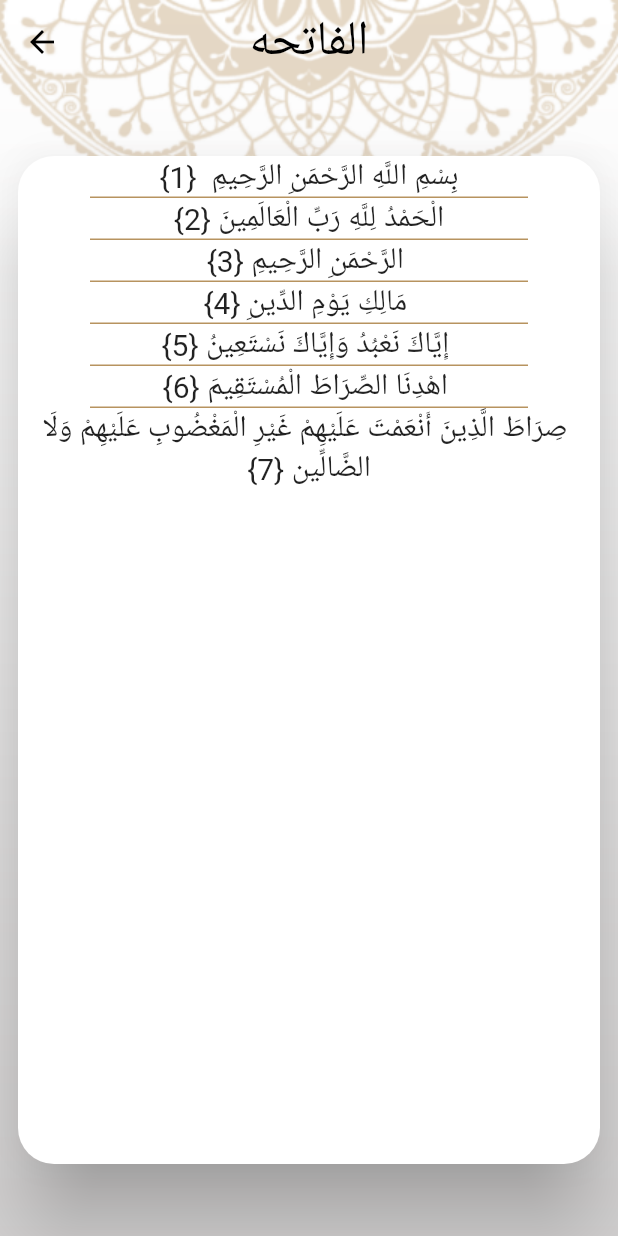
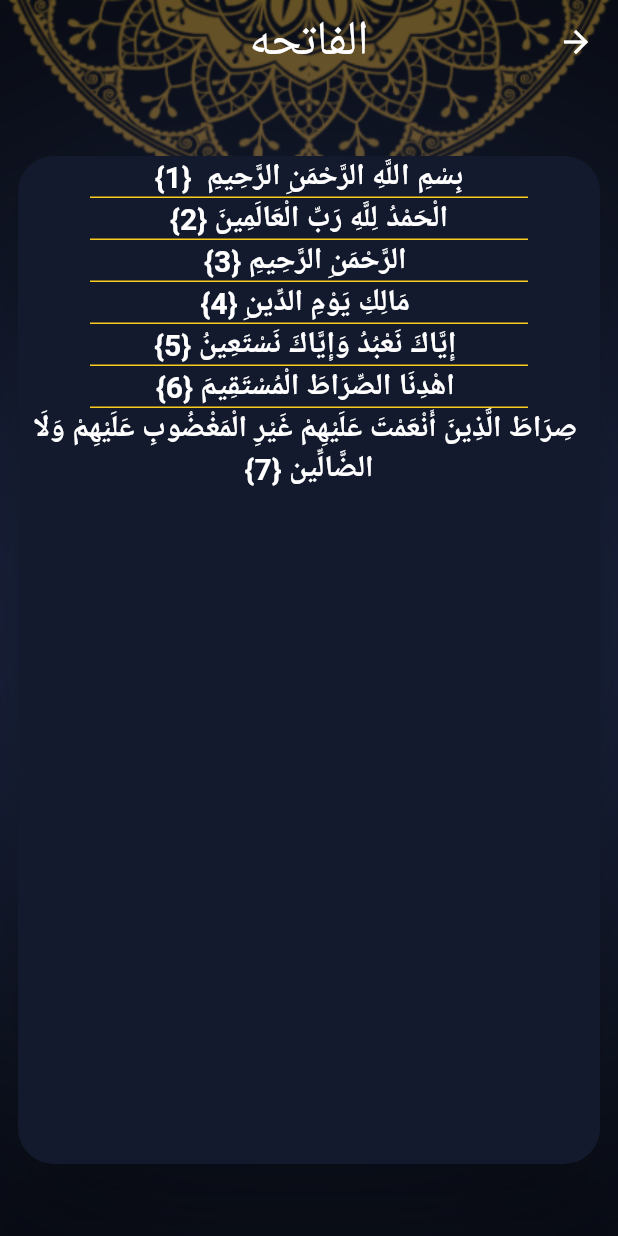
Before and after one commit to mohamednabiltraining/islami-c8-sun, a Flutter app: the screen it shows after launch, after a tap on "الفاتحه", on a phone screen of 412 x 824 dp. Run offline on Flutter 3.47's test engine with Material 2 defaults, Android fonts, the phone set to English and light mode, and no system bars; generated files the repository leaves out were written again.

Commit message:
+ localization % themeing chapter details & hadeth details

```diff
--- /dev/null
+++ b/l10n.yaml
@@ -0,0 +1,3 @@
+arb-dir: lib/l10n
+template-arb-file: app_en.arb
+output-localization-file: app_localizations.dart
--- a/lib/main.dart
+++ b/lib/main.dart
@@ -1,4 +1,6 @@
 import 'package:flutter/material.dart';
+import 'package:flutter_gen/gen_l10n/app_localizations.dart';
+import 'package:flutter_localizations/flutter_localizations.dart';
 import 'package:islami_c8_sun/ui/MyTheme.dart';
 import 'package:islami_c8_sun/ui/chapter_details/chapter_details.dart';
 import 'package:islami_c8_sun/ui/hadeth_details/hadeth_details_screen.dart';
@@ -15,8 +17,23 @@ class MyApplication extends StatelessWidget {
     return MaterialApp(
       theme: MyTheme.lightTheme,
       darkTheme: MyTheme.darkTheme,
-      themeMode: ThemeMode.light,
+      themeMode: ThemeMode.dark,
       initialRoute: SplashScreen.routeName,
+      localizationsDelegates: [
+        AppLocalizations.delegate, // Add this line
+        GlobalMaterialLocalizations.delegate,
+        GlobalWidgetsLocalizations.delegate,
+        GlobalCupertinoLocalizations.delegate,
+      ],
+      supportedLocales: [
+        Locale(
+          'en',
+        ), // English
+        Locale(
+          'ar',
+        ), // Spanish
+      ],
+      locale: Locale('ar'),
       routes: {
         SplashScreen.routeName: (buildContext) => SplashScreen(),
         HomeScreen.routeName: (buildContext) => HomeScreen(),
--- a/lib/ui/MyTheme.dart
+++ b/lib/ui/MyTheme.dart
@@ -6,12 +6,13 @@ class MyTheme {
   static const Color lightAccentColor = Color(0xFFB7935F);
   static const Color darkAccentColor = Color(0xFFFACC1D);
   static final ThemeData lightTheme = ThemeData(
+      cardColor: Colors.white,
       accentColor: lightPrimaryColor,
-      textTheme: TextTheme(
+      textTheme: const TextTheme(
           headline5: TextStyle(fontSize: 24, color: Colors.black),
           bodyText1: TextStyle(fontSize: 20, color: Colors.black)),
       progressIndicatorTheme:
-          ProgressIndicatorThemeData(color: lightPrimaryColor),
+          const ProgressIndicatorThemeData(color: lightPrimaryColor),
       primaryColor: lightPrimaryColor,
       scaffoldBackgroundColor: Colors.transparent,
       appBarTheme: const AppBarTheme(
@@ -21,13 +22,14 @@ class MyTheme {
           centerTitle: true,
           titleTextStyle: TextStyle(
               color: Colors.black, fontSize: 32, fontWeight: FontWeight.w500)),
-      bottomNavigationBarTheme: BottomNavigationBarThemeData(
+      bottomNavigationBarTheme: const BottomNavigationBarThemeData(
         backgroundColor: lightPrimaryColor,
         selectedItemColor: Colors.black,
         unselectedItemColor: Colors.white,
       ));
   static final ThemeData darkTheme = ThemeData(
-      textTheme: TextTheme(
+      cardColor: darkPrimaryColor,
+      textTheme: const TextTheme(
           headline5: TextStyle(fontSize: 24, color: Colors.white),
           bodyText1: TextStyle(fontSize: 20, color: Colors.white)),
       progressIndicatorTheme:
@@ -42,10 +44,10 @@ class MyTheme {
           centerTitle: true,
           titleTextStyle: TextStyle(
               color: Colors.white, fontSize: 32, fontWeight: FontWeight.w500)),
-      bottomNavigationBarTheme: BottomNavigationBarThemeData(
+      bottomNavigationBarTheme: const BottomNavigationBarThemeData(
         backgroundColor: darkPrimaryColor,
         selectedItemColor: darkAccentColor,
         unselectedItemColor: Colors.white,
       ));
-  static bool isDarkEnabled = false;
+  static bool isDarkEnabled = true;
 }
--- a/lib/ui/chapter_details/chapter_details.dart
+++ b/lib/ui/chapter_details/chapter_details.dart
@@ -1,5 +1,6 @@
 import 'package:flutter/material.dart';
 import 'package:flutter/services.dart';
+import 'package:islami_c8_sun/ui/MyTheme.dart';
 import 'package:islami_c8_sun/ui/chapter_details/verse_item.dart';
 
 class ChapterDetailsScreen extends StatefulWidget {
@@ -21,7 +22,9 @@ class _ChapterDetailsScreenState extends State<ChapterDetailsScreen> {
     return Container(
       decoration: BoxDecoration(
           image: DecorationImage(
-              image: AssetImage('assets/images/main_background.png'),
+              image: AssetImage(MyTheme.isDarkEnabled
+                  ? 'assets/images/dark_background.png'
+                  : 'assets/images/main_background.png'),
               fit: BoxFit.fill)),
       child: Scaffold(
         appBar: AppBar(
@@ -32,7 +35,6 @@ class _ChapterDetailsScreenState extends State<ChapterDetailsScreen> {
             : Card(
                 elevation: 24,
                 margin: EdgeInsets.symmetric(horizontal: 12, vertical: 48),
-                color: Colors.white,
                 shape: RoundedRectangleBorder(
                   borderRadius: BorderRadius.circular(24),
                 ),
@@ -43,7 +45,7 @@ class _ChapterDetailsScreenState extends State<ChapterDetailsScreen> {
                   itemCount: verses.length,
                   separatorBuilder: (_, __) {
                     return Container(
-                      color: Theme.of(context).primaryColor,
+                      color: Theme.of(context).accentColor,
                       width: double.infinity,
                       height: 1,
                       margin: EdgeInsets.symmetric(horizontal: 48),
--- a/lib/ui/chapter_details/verse_item.dart
+++ b/lib/ui/chapter_details/verse_item.dart
@@ -12,9 +12,7 @@ class VerseItem extends StatelessWidget {
       '$content {$index}',
       textAlign: TextAlign.center,
       textDirection: TextDirection.rtl,
-      style: TextStyle(
-        fontSize: 20,
-      ),
+      style: Theme.of(context).textTheme.bodyText1,
     );
   }
 }
--- a/lib/ui/home/home_screen.dart
+++ b/lib/ui/home/home_screen.dart
@@ -1,4 +1,5 @@
 import 'package:flutter/material.dart';
+import 'package:flutter_gen/gen_l10n/app_localizations.dart';
 import 'package:islami_c8_sun/ui/MyTheme.dart';
 import 'package:islami_c8_sun/ui/home/hadeth/hadeth_tab.dart';
 import 'package:islami_c8_sun/ui/home/quran/quran_tab.dart';
@@ -26,7 +27,7 @@ class _HomeScreenState extends State<HomeScreen> {
               fit: BoxFit.fill)),
       child: Scaffold(
           appBar: AppBar(
-            title: Text('Islami'),
+            title: Text(AppLocalizations.of(context)!.app_title),
           ),
           bottomNavigationBar: BottomNavigationBar(
             currentIndex: selectedIndex,
@@ -39,19 +40,20 @@ class _HomeScreenState extends State<HomeScreen> {
               BottomNavigationBarItem(
                   backgroundColor: Theme.of(context).primaryColor,
                   icon: ImageIcon(AssetImage('assets/images/ic_quran.png')),
-                  label: 'Quran'),
+                  label: AppLocalizations.of(context)!.quran),
               BottomNavigationBarItem(
                   backgroundColor: Theme.of(context).primaryColor,
                   icon: ImageIcon(AssetImage('assets/images/ic_hadeth.png')),
-                  label: 'Hadeth'),
+                  label: AppLocalizations.of(context)!.hadeth),
               BottomNavigationBarItem(
                   backgroundColor: Theme.of(context).primaryColor,
                   icon: ImageIcon(AssetImage('assets/images/ic_sebha.png')),
-                  label: 'Sebha'),
+                  label: AppLocalizations.of(context)!.tasbeh),
               BottomNavigationBarItem(
-                  backgroundColor: Theme.of(context).primaryColor,
-                  icon: ImageIcon(AssetImage('assets/images/ic_radio.png')),
-                  label: 'Radio'),
+                backgroundColor: Theme.of(context).primaryColor,
+                icon: ImageIcon(AssetImage('assets/images/ic_radio.png')),
+                label: AppLocalizations.of(context)!.radio,
+              ),
             ],
           ),
           body: tabs[selectedIndex]),
--- a/lib/ui/home/quran/quran_tab.dart
+++ b/lib/ui/home/quran/quran_tab.dart
@@ -1,4 +1,5 @@
 import 'package:flutter/material.dart';
+import 'package:flutter_gen/gen_l10n/app_localizations.dart';
 import 'package:islami_c8_sun/ui/home/quran/chapter_name_widget.dart';
 
 class QuranTab extends StatelessWidget {
@@ -132,7 +133,7 @@ class QuranTab extends StatelessWidget {
           margin: EdgeInsets.only(bottom: 4),
         ),
         Text(
-          'Chapter Name',
+            AppLocalizations.of(context)!.chapter_name,
             style: Theme.of(context).textTheme.headline5),
         Container(
           color: Theme.of(context).colorScheme.secondary,
--- a/pubspec.yaml
+++ b/pubspec.yaml
@@ -36,6 +36,9 @@ dependencies:
   # The following adds the Cupertino Icons font to your application.
   # Use with the CupertinoIcons class for iOS style icons.
   cupertino_icons: ^1.0.2
+  flutter_localizations:
+    sdk: flutter
+  intl: any
 
 dev_dependencies:
   flutter_test:
@@ -53,6 +56,7 @@ dev_dependencies:
 
 # The following section is specific to Flutter packages.
 flutter:
+  generate: true # Add this line
 
   # The following line ensures that the Material Icons font is
   # included with your application, so that you can use the icons in
```
Also changed, not shown: lib/l10n/app_ar.arb (added, +8 -0 lines), lib/l10n/app_en.arb (added, +8 -0 lines), lib/ui/hadeth_details/hadeth_details_screen.dart (+5 -5 lines), pubspec.lock.
